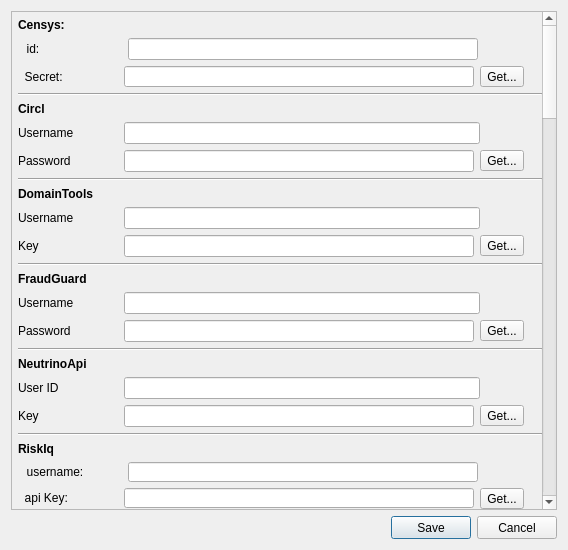
3nock/OTE, file sub3suite/src/Dialogs/ApiKeysDialog.ui: the form before one commit.
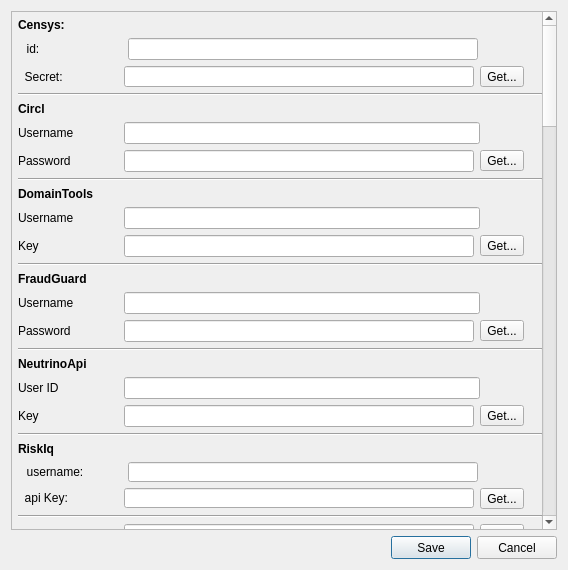
The form after the commit.

What changed in the file:
```diff
--- a/sub3suite/src/Dialogs/ApiKeysDialog.ui
+++ b/sub3suite/src/Dialogs/ApiKeysDialog.ui
@@ -7,7 +7,7 @@
     <x>0</x>
     <y>0</y>
     <width>568</width>
-    <height>550</height>
+    <height>570</height>
    </rect>
   </property>
   <property name="sizePolicy">
```
